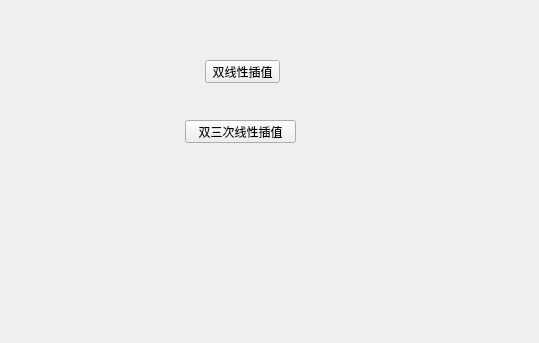
First picture: the form in mainwindow.ui, repository zy-mine/qtpaint, before the edit; both pictures show x 805 to 1344 and y 110 to 453 of the 1344 by 816 pixel window.
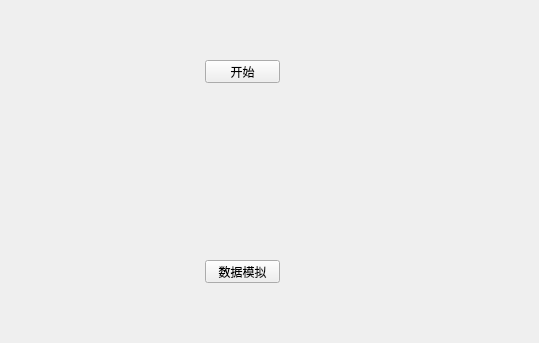
Second picture: the form after the edit. Custom widgets are drawn as their Qt base class.

Commit message: 增设实时模拟数据更新功能（使用新线程） 完善算法切换按钮和开始按钮的功能实现

Diff of the .ui file:
```diff
--- a/mainwindow.ui
+++ b/mainwindow.ui
@@ -49,20 +49,20 @@
       </rect>
      </property>
      <property name="text">
-      <string>双线性插值</string>
+      <string>开始</string>
      </property>
     </widget>
     <widget class="QPushButton" name="pushButton_2">
      <property name="geometry">
       <rect>
-       <x>0</x>
-       <y>90</y>
-       <width>111</width>
+       <x>20</x>
+       <y>230</y>
+       <width>75</width>
        <height>23</height>
       </rect>
      </property>
      <property name="text">
-      <string>双三次线性插值</string>
+      <string>数据模拟</string>
      </property>
     </widget>
    </widget>
```
Left out of the diff: 2 changed lines with no effect on the pictures. The commit also changes 7 other files.
